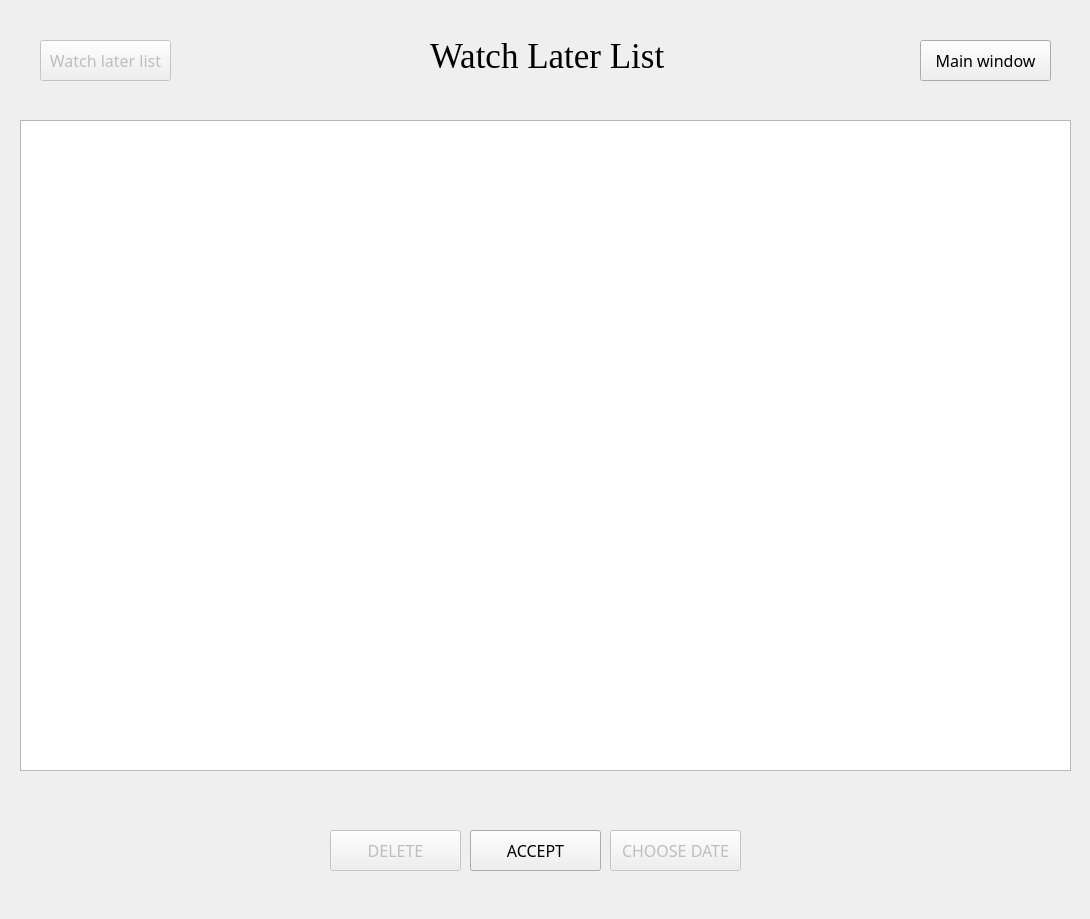
NLarinov/QTteka, file ui/Watchlaterlist.ui: the form before one commit.
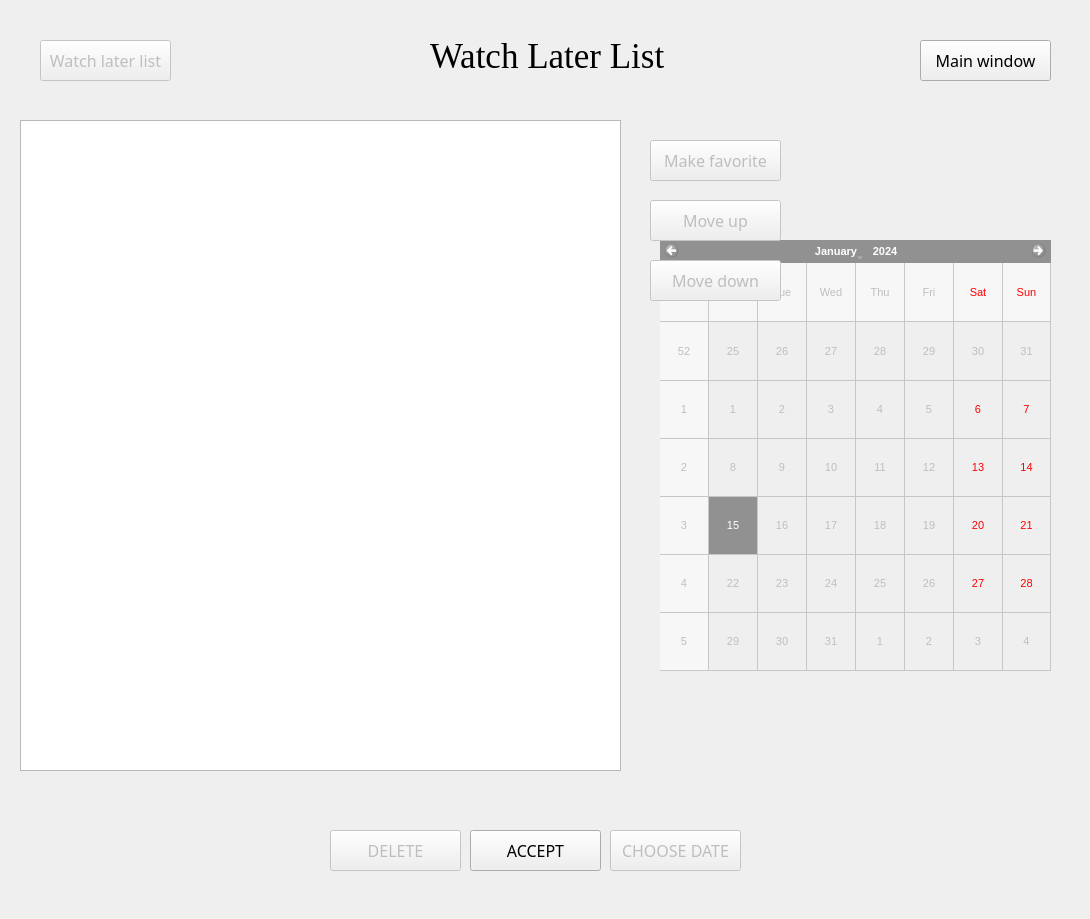
The form after the commit.

```diff
--- a/ui/Watchlaterlist.ui
+++ b/ui/Watchlaterlist.ui
@@ -2,6 +2,9 @@
 <ui version="4.0">
  <class>Form</class>
  <widget class="QWidget" name="Form">
+  <property name="enabled">
+   <bool>true</bool>
+  </property>
   <property name="geometry">
    <rect>
     <x>0</x>
@@ -24,23 +27,34 @@
     <rect>
      <x>20</x>
      <y>120</y>
-     <width>1051</width>
+     <width>601</width>
      <height>651</height>
     </rect>
    </property>
+   <property name="font">
+    <font>
+     <family>Lucida Bright</family>
+     <pointsize>18</pointsize>
+    </font>
+   </property>
   </widget>
   <widget class="QCalendarWidget" name="calendarWidget">
    <property name="enabled">
-    <bool>true</bool>
+    <bool>false</bool>
    </property>
    <property name="geometry">
     <rect>
-     <x>690</x>
+     <x>660</x>
      <y>240</y>
-     <width>341</width>
-     <height>381</height>
+     <width>391</width>
+     <height>431</height>
     </rect>
    </property>
+   <property name="font">
+    <font>
+     <pointsize>8</pointsize>
+    </font>
+   </property>
    <property name="mouseTracking">
     <bool>false</bool>
    </property>
@@ -185,6 +199,72 @@
     <string>CHOOSE DATE</string>
    </property>
   </widget>
+  <widget class="QPushButton" name="pushButton_7">
+   <property name="enabled">
+    <bool>false</bool>
+   </property>
+   <property name="geometry">
+    <rect>
+     <x>650</x>
+     <y>140</y>
+     <width>131</width>
+     <height>41</height>
+    </rect>
+   </property>
+   <property name="font">
+    <font>
+     <family>Lucida Bright</family>
+     <pointsize>12</pointsize>
+    </font>
+   </property>
+   <property name="text">
+    <string>Make favorite</string>
+   </property>
+  </widget>
+  <widget class="QPushButton" name="pushButton_8">
+   <property name="enabled">
+    <bool>false</bool>
+   </property>
+   <property name="geometry">
+    <rect>
+     <x>650</x>
+     <y>200</y>
+     <width>131</width>
+     <height>41</height>
+    </rect>
+   </property>
+   <property name="font">
+    <font>
+     <family>Lucida Bright</family>
+     <pointsize>12</pointsize>
+    </font>
+   </property>
+   <property name="text">
+    <string>Move up</string>
+   </property>
+  </widget>
+  <widget class="QPushButton" name="pushButton_9">
+   <property name="enabled">
+    <bool>false</bool>
+   </property>
+   <property name="geometry">
+    <rect>
+     <x>650</x>
+     <y>260</y>
+     <width>131</width>
+     <height>41</height>
+    </rect>
+   </property>
+   <property name="font">
+    <font>
+     <family>Lucida Bright</family>
+     <pointsize>12</pointsize>
+    </font>
+   </property>
+   <property name="text">
+    <string>Move down</string>
+   </property>
+  </widget>
   <zorder>calendarWidget</zorder>
   <zorder>listWidget</zorder>
   <zorder>pushButton_3</zorder>
@@ -193,6 +273,9 @@
   <zorder>pushButton_4</zorder>
   <zorder>pushButton_5</zorder>
   <zorder>pushButton_6</zorder>
+  <zorder>pushButton_7</zorder>
+  <zorder>pushButton_8</zorder>
+  <zorder>pushButton_9</zorder>
  </widget>
  <resources/>
  <connections/>
```
